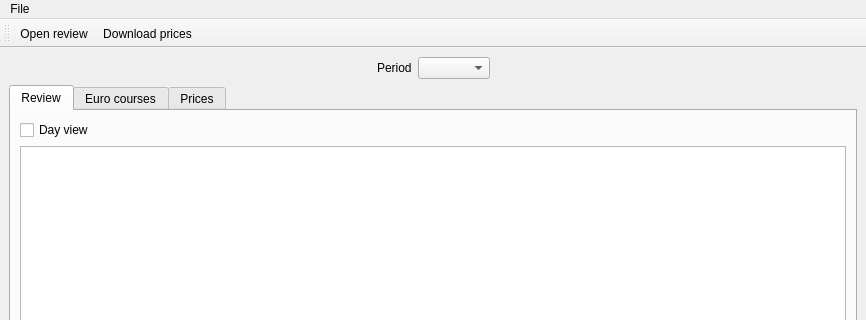
First picture: the form in mainwindow.ui, repository PepaRokos/qeletrika, before the edit; both pictures show x 0 to 866 and y 0 to 320 of the 866 by 882 pixel window.
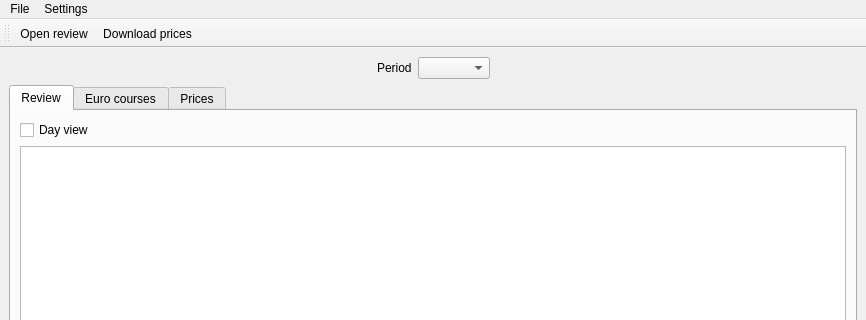
Second picture: the form after the edit. Icons and pictures are not drawn.

Commit message: Implemented settings of buying prices.

What changed in the file:
```diff
--- a/mainwindow.ui
+++ b/mainwindow.ui
@@ -211,7 +211,14 @@
     <addaction name="separator"/>
     <addaction name="actionExit"/>
    </widget>
+   <widget class="QMenu" name="menuSettings">
+    <property name="title">
+     <string>Settings</string>
+    </property>
+    <addaction name="actionBuyingSettings"/>
+   </widget>
    <addaction name="menuFile"/>
+   <addaction name="menuSettings"/>
   </widget>
   <widget class="QStatusBar" name="statusbar"/>
   <widget class="QToolBar" name="toolBar">
```
Left out of the diff: 14 changed lines with no effect on the pictures. The commit also changes 14 other files.
